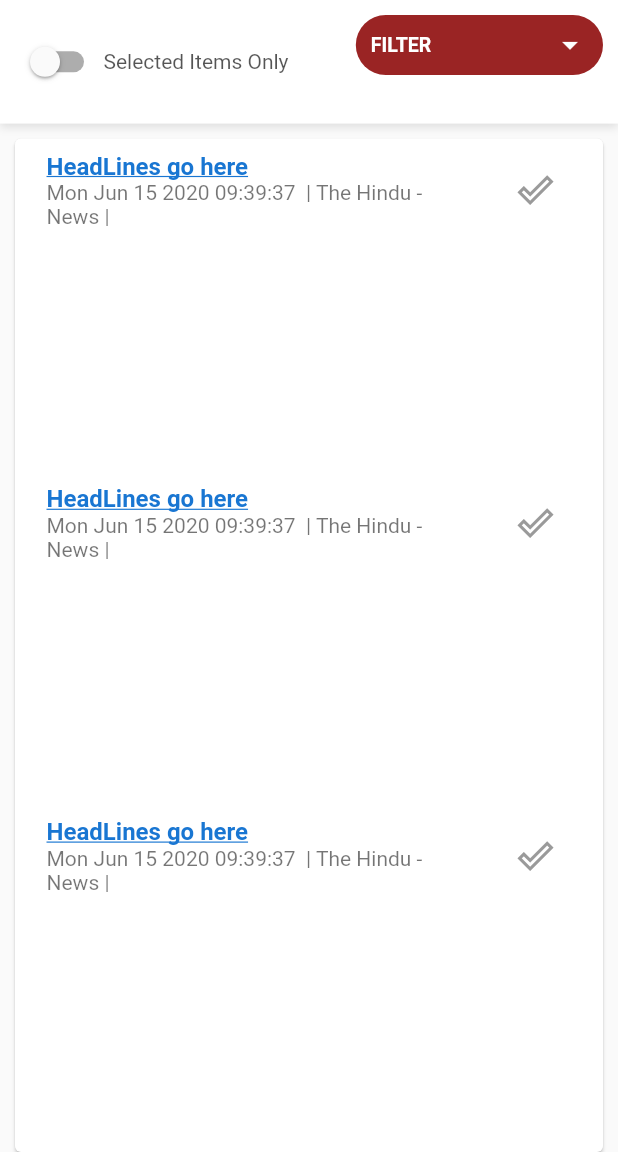
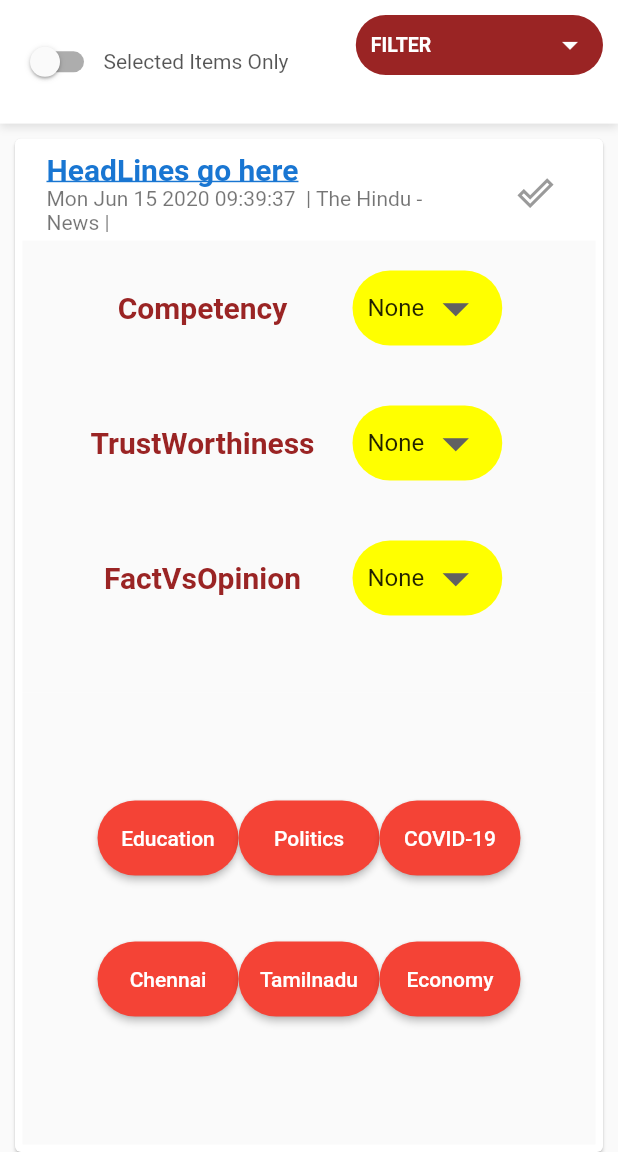
Before and after one commit to vaishu1312/newstuck, a Flutter app: the MyDashBoard screen opened directly, on a phone screen of 412 x 824 dp, the part 84-1236 px from its top. Run offline on Flutter 3.47's test engine with Material 2 defaults, Android fonts, the phone set to English and light mode, and no system bars; drawn by our look-alikes of rounded_loading_button; missing offline and left inert: dropdownfield; Roboto replaces fonts that are missing (Lobster).

Commit message:
combined three rows

```diff
--- a/lib/vaishali/dashboard.dart
+++ b/lib/vaishali/dashboard.dart
@@ -4,8 +4,8 @@ import 'package:newstuck/vaishali/appBar.dart';
 import 'package:newstuck/vaishali/toggle.dart';
 import 'package:newstuck/vaishali/customDrop.dart';
 import 'package:newstuck/vaishali/headline.dart';
-//import 'package:newstuck/clement_activities/ranks.dart';
-//import 'package:newstuck/clement_activities/tags.dart;
+import 'package:newstuck/clement_activities/ranks.dart';
+import 'package:newstuck/clement_activities/tags.dart';
 
 class MyDashBoard extends StatefulWidget {
   MyDashBoard({Key key, this.title}) : super(key: key);
@@ -65,9 +65,10 @@ class MyDashBoardState extends State<MyDashBoard> {
                           padding: EdgeInsets.all(5.0),
                           child: Column(
                             children: [
-                              Expanded(flex: 1, child: HeaderRow()),
-                              Expanded(flex: 1, child: HeaderRow()),
-                              Expanded(flex: 1, child: HeaderRow()),
+                              HeaderRow(),
+                              //Expanded(flex: 1, child: HeaderRow()),
+                              Expanded(flex: 1, child: rankBar()),
+                              Expanded(flex: 1, child: TagBuild()),
                               //rankBar(),
                               //TagBuild(),
                             ],
--- a/lib/vaishali/headline.dart
+++ b/lib/vaishali/headline.dart
@@ -15,7 +15,9 @@ class HeaderRowState extends State<HeaderRow> {
       title: MyLink('HeadLines go here'),
       subtitle: Text('Mon Jun 15 2020 09:39:37  | The Hindu - News |'),
       trailing: IconButton(
+          tooltip: 'Review article',
           icon: Icon(Icons.done_outline),
+          highlightColor: (isPressed) ? Color(0x6600AA00) : Color(0x669A9A9A),
           color: (isPressed) ? Color(0xff00AA00) : Color(0xff9A9A9A),
           onPressed: () {
             setState(() {
@@ -39,6 +41,7 @@ class MyLink extends StatelessWidget {
           decoration: TextDecoration.underline,
           color: Colors.blue[700],
           fontWeight: FontWeight.bold,
+          fontSize: 20.0,
         ),
       ),
     );
```
Also changed, not shown: lib/clement_activities/tags.dart (+13 -17 lines), lib/main.dart (+1 -7 lines), lib/vaishali/customDrop.dart (+16 -0 lines).
